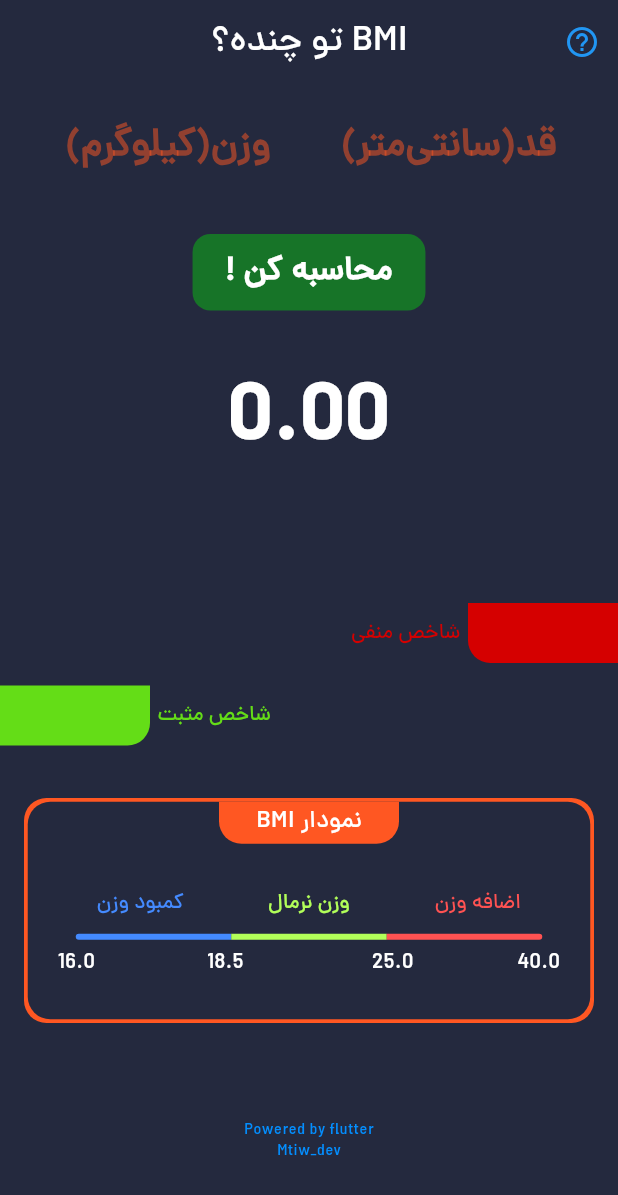
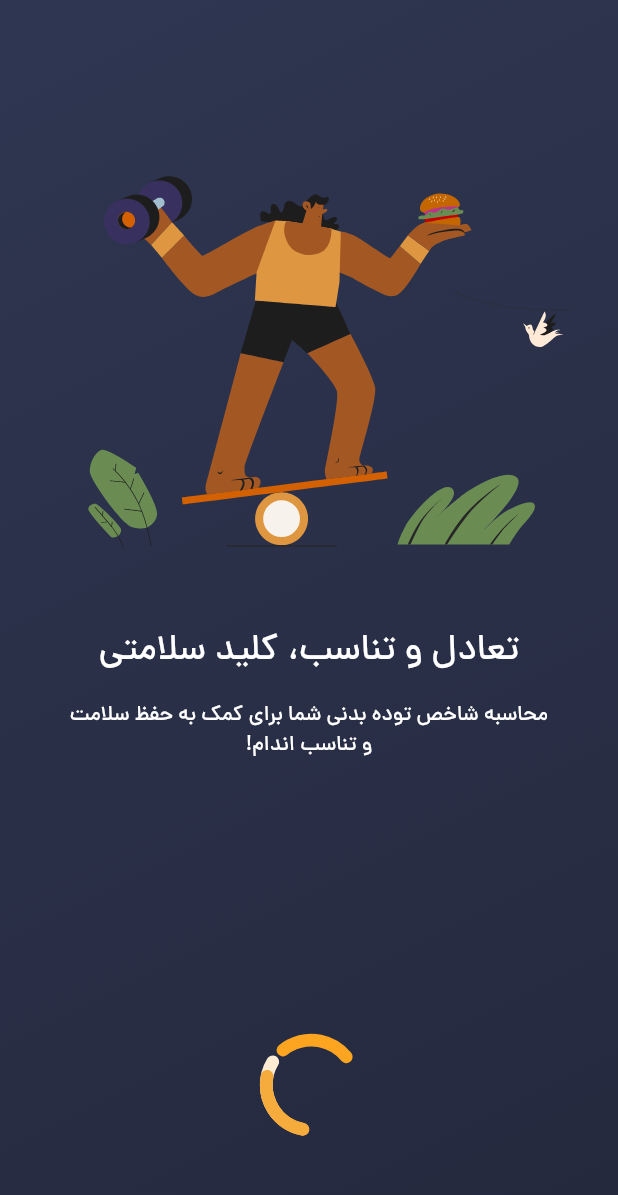
Before and after one commit to matinnajafi/bmi_calculator, a Flutter app: the first screen one second after launch, on a phone screen of 412 x 824 dp. Shown: the top 1195 px of the screen. Run offline on Flutter 3.47's test engine with Material 3 defaults, Android fonts, the phone set to English and light mode, and no system bars; our stand-ins replace hexcolor, lottie.

Commit message:
added loading screen

```diff
--- a/lib/main.dart
+++ b/lib/main.dart
@@ -1,5 +1,5 @@
 import 'package:flutter/material.dart';
-import 'package:flutter_bmi_claculator/screens/home_screen.dart';
+import 'package:flutter_bmi_claculator/screens/loading_screen.dart';
 
 void main() {
   runApp(const MyApp());
@@ -18,7 +18,7 @@ class _MyAppState extends State<MyApp> {
     return MaterialApp(
       theme: ThemeData(fontFamily: 'dana'), // dana is default font for this app
       debugShowCheckedModeBanner: false,
-      home: const HomeScreen(),
+      home: const LoadingScreen(),
     );
   }
 }
--- /dev/null
+++ b/lib/screens/loading_screen.dart
@@ -0,0 +1,85 @@
+import 'dart:async';
+
+import 'package:flutter/material.dart';
+import 'package:flutter/services.dart';
+import 'package:flutter_bmi_claculator/widgets/background_style.dart';
+import 'package:lottie/lottie.dart';
+
+import 'home_screen.dart';
+
+class LoadingScreen extends StatefulWidget {
+  const LoadingScreen({super.key});
+
+  @override
+  _LoadingScreenState createState() => _LoadingScreenState();
+}
+
+class _LoadingScreenState extends State<LoadingScreen> {
+  @override
+  void initState() {
+    super.initState();
+    Timer(const Duration(seconds: 3), () {
+      Navigator.of(context).pushReplacement(
+        MaterialPageRoute(
+          builder: (context) => const HomeScreen(),
+        ), // After 3 secend Navigate to HomeScreen
+      );
+    });
+
+    // Make the app full-screen and hide the status bar
+    SystemChrome.setEnabledSystemUIMode(SystemUiMode.immersive);
+    SystemChrome.setSystemUIOverlayStyle(
+      const SystemUiOverlayStyle(
+        statusBarColor: Colors.transparent,
+        systemNavigationBarColor: Colors.transparent,
+      ),
+    );
+  }
+
+  @override
+  Widget build(BuildContext context) {
+    return Scaffold(
+      body: Stack(
+        children: [
+          const getBackground(), // Background gradient
+          Column(
+            crossAxisAlignment: CrossAxisAlignment.center,
+            mainAxisAlignment: MainAxisAlignment.center,
+            children: [
+              const SizedBox(height: 65),
+              Padding(
+                padding: const EdgeInsets.all(12),
+                child: Lottie.asset(
+                  'assets/animations/balance.json',
+                ), // Animation for loading screen
+              ),
+              const SizedBox(height: 12),
+              const Text(
+                'تعادل و تناسب، کلید سلامتی',
+                style: TextStyle(color: Colors.white, fontSize: 24),
+              ),
+              const SizedBox(height: 16),
+              const Text(
+                'محاسبه شاخص توده بدنی شما برای کمک به حفظ سلامت',
+                style: TextStyle(color: Colors.white, fontSize: 14),
+              ),
+              const Text(
+                '!و تناسب اندام',
+                style: TextStyle(color: Colors.white, fontSize: 14),
+              ),
+              const Spacer(),
+              Container(
+                width: 80,
+                height: 80,
+                margin: const EdgeInsets.only(bottom: 60),
+                child: Lottie.asset(
+                  'assets/animations/loading.json',
+                ), // Loading animation
+              ),
+            ],
+          ),
+        ],
+      ),
+    );
+  }
+}
--- /dev/null
+++ b/lib/widgets/background_style.dart
@@ -0,0 +1,20 @@
+import 'package:flutter/material.dart';
+
+class getBackground extends StatelessWidget {
+  const getBackground({super.key});
+
+  @override
+  Widget build(BuildContext context) {
+    return Container(
+      width: double.infinity,
+      height: double.infinity,
+      decoration: const BoxDecoration(
+        gradient: LinearGradient(
+          begin: Alignment.topLeft,
+          end: Alignment.bottomRight,
+          colors: [Color(0xff2F3651), Color(0xff24293E)],
+        ),
+      ),
+    );
+  }
+}
--- a/pubspec.yaml
+++ b/pubspec.yaml
@@ -35,6 +35,8 @@ dependencies:
   # Use with the CupertinoIcons class for iOS style icons.
   cupertino_icons: ^1.0.8
   hexcolor: ^3.0.1
+  lottie: ^3.0.0
+  blur: ^2.0.0
 
 dev_dependencies:
   flutter_test:
```
